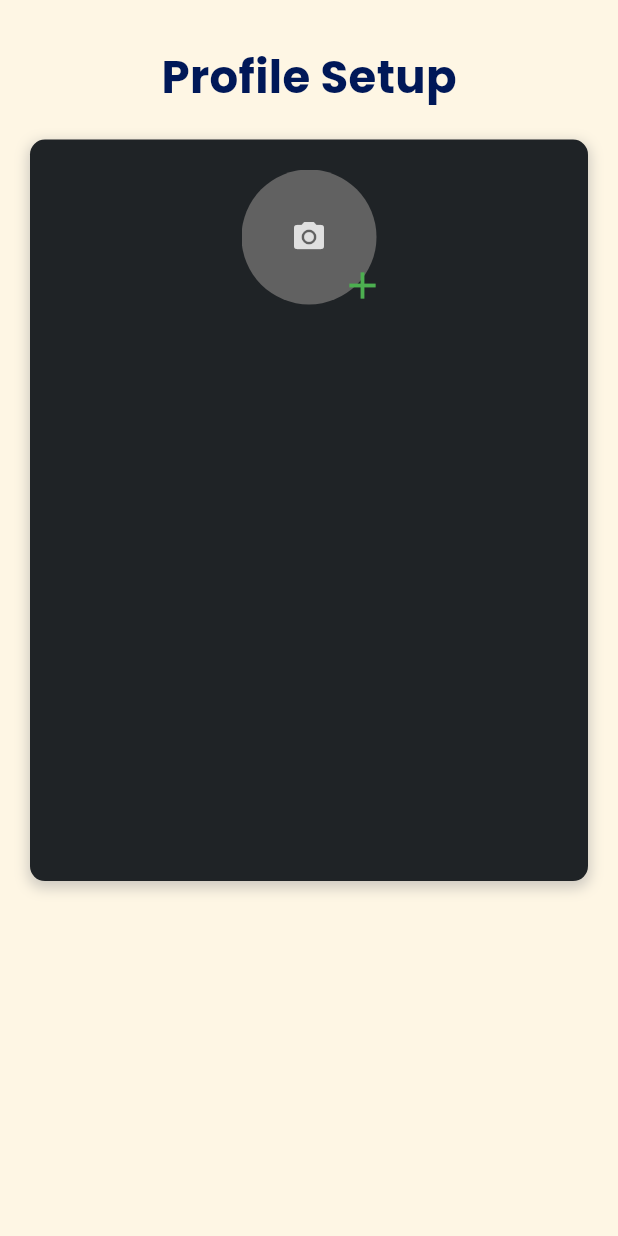
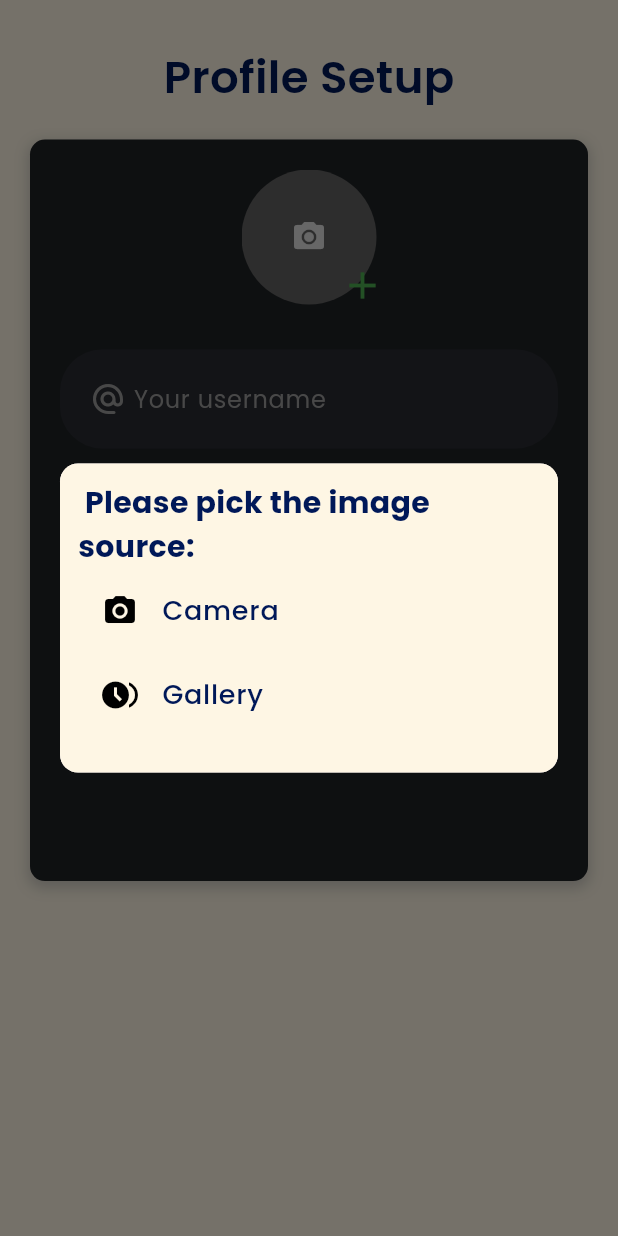
Before and after one commit to 0Armaan025/connectify, a Flutter app: the ProfileSetUpPage screen opened directly, after a tap on the "add" icon, on a phone screen of 412 x 824 dp. Run offline on Flutter 3.47's test engine with Material 3 defaults, Android fonts, the phone set to English and light mode, and no system bars; our stand-ins replace connectivity_plus, google_fonts, hexcolor, image_picker; project files that could hold a hidden picture were left out.

Commit message:
here there where

```diff
--- a/lib/common/utils.dart
+++ b/lib/common/utils.dart
@@ -1,18 +1,50 @@
-// utils / important functions all here :)
+import 'dart:io';
 
+import 'package:connectify/constants/constants.dart';
+import 'package:connectivity_plus/connectivity_plus.dart';
 import 'package:flutter/material.dart';
+import 'package:image_picker/image_picker.dart';
+
+final Connectivity connectivity = Connectivity();
+bool isInternet = false;
 
 void moveScreen(BuildContext context, Widget screen,
     {bool isPushReplacement = false}) {
   if (isPushReplacement) {
-    Navigator.push(
+    Navigator.pushReplacement(
       context,
       MaterialPageRoute(builder: (context) => screen),
     );
   } else {
-    Navigator.pushReplacement(
+    Navigator.push(
       context,
       MaterialPageRoute(builder: (context) => screen),
     );
   }
 }
+
+Future<File?> pickImage(BuildContext context, ImageSource source) async {
+  final ImagePicker picker = ImagePicker();
+  final XFile? pickedImage = await picker.pickImage(source: source);
+
+  if (pickedImage != null) {
+    File image = File(pickedImage.path);
+
+    return image;
+  } else {
+    showSnackBar(context, "Please choose an image!");
+    return null;
+  }
+
+  return null;
+}
+
+// let's just return the image then
+
+void showSnackBar(BuildContext context, String message) {
+  ScaffoldMessenger.of(context).showSnackBar(
+    SnackBar(
+      content: Text(message),
+    ),
+  );
+}
--- /dev/null
+++ b/lib/constants/constants.dart
@@ -0,0 +1,3 @@
+import 'dart:io';
+
+// File? imageFile;
--- a/lib/features/views/profile_set_up/profile_set_up_page.dart
+++ b/lib/features/views/profile_set_up/profile_set_up_page.dart
@@ -1,7 +1,13 @@
+import 'dart:io';
+
+import 'package:connectify/common/utils.dart';
 import 'package:connectify/pallete/pallete.dart';
 import 'package:flutter/material.dart';
 import 'package:google_fonts/google_fonts.dart';
 import 'package:hexcolor/hexcolor.dart';
+import 'package:image_picker/image_picker.dart';
+
+import '../../../constants/constants.dart';
 
 class ProfileSetUpPage extends StatefulWidget {
   const ProfileSetUpPage({super.key});
@@ -11,6 +17,85 @@ class ProfileSetUpPage extends StatefulWidget {
 }
 
 class _ProfileSetUpPageState extends State<ProfileSetUpPage> {
+  File? _imageFile;
+  pickProfileImage(BuildContext context) {
+    final size = MediaQuery.of(context).size;
+
+    showDialog(
+        context: context,
+        builder: (context) {
+          return Dialog(
+            shape: RoundedRectangleBorder(
+                borderRadius: BorderRadius.circular(12.0)),
+            child: Container(
+              decoration: BoxDecoration(
+                color: Pallete().bgColor,
+                borderRadius: BorderRadius.circular(12),
+              ),
+              constraints: BoxConstraints(maxHeight: size.height * 0.25),
+              child: Padding(
+                padding: const EdgeInsets.all(12.0),
+                child: Column(
+                  crossAxisAlignment: CrossAxisAlignment.start,
+                  children: [
+                    Center(
+                      child: Text(
+                        " Please pick the image source:",
+                        style: GoogleFonts.poppins(
+                          color: Pallete().headlineTextColor,
+                          fontSize: 20,
+                          fontWeight: FontWeight.bold,
+                        ),
+                      ),
+                    ),
+                    ListTile(
+                      leading: Icon(
+                        Icons.camera_alt,
+                        color: Colors.black,
+                      ),
+                      title: Text(
+                        "Camera",
+                        style: GoogleFonts.poppins(
+                          color: Pallete().headlineTextColor,
+                          fontSize: 18,
+                          fontWeight: FontWeight.w500,
+                        ),
+                      ),
+                      onTap: () async {
+                        _imageFile =
+                            await pickImage(context, ImageSource.camera);
+                        setState(() {});
+                        Navigator.pop(context);
+                      },
+                    ),
+                    ListTile(
+                      leading: Icon(
+                        Icons.browse_gallery,
+                        color: Colors.black,
+                      ),
+                      title: Text(
+                        "Gallery",
+                        style: GoogleFonts.poppins(
+                          color: Pallete().headlineTextColor,
+                          fontSize: 18,
+                          fontWeight: FontWeight.w500,
+                        ),
+                      ),
+                      onTap: () async {
+                        _imageFile =
+                            await pickImage(context, ImageSource.camera);
+                        setState(() {});
+                        Navigator.pop(context);
+                      },
+                    ),
+                  ],
+                ),
+              ),
+            ),
+          );
+        });
+  }
+
   @override
   Widget build(BuildContext context) {
     final size = MediaQuery.of(context).size;
@@ -32,7 +117,7 @@ class _ProfileSetUpPageState extends State<ProfileSetUpPage> {
                   style: GoogleFonts.poppins(
                     color: Pallete().headlineTextColor,
                     fontSize: 30,
-                    fontWeight: FontWeight.bold,
+                    fontWeight: FontWeight.w600,
                   ),
                 ),
               ),
@@ -67,19 +152,26 @@ class _ProfileSetUpPageState extends State<ProfileSetUpPage> {
                           CircleAvatar(
                             radius: 45,
                             backgroundColor: Colors.grey[700],
-                            child: Center(
-                              child: Icon(
-                                Icons.camera_alt,
-                                color: Colors.grey[300],
-                              ),
-                            ),
+                            child: _imageFile != null
+                                ? null
+                                : Center(
+                                    child: Icon(
+                                      Icons.camera_alt,
+                                      color: Colors.grey[300],
+                                    ),
+                                  ),
+                            backgroundImage: _imageFile != null
+                                ? FileImage(_imageFile!)
+                                : null,
                           ),
                           Positioned(
                             top: size.height * 0.065,
                             right: 0,
                             left: size.width * 0.14,
                             child: IconButton(
-                                onPressed: () {},
+                                onPressed: () {
+                                  pickProfileImage(context);
+                                },
                                 icon: Icon(
                                   Icons.add,
                                   color: Colors.green[500],
@@ -88,6 +180,43 @@ class _ProfileSetUpPageState extends State<ProfileSetUpPage> {
                                 )),
                           ),
                         ],
+                      ),
+                      const SizedBox(
+                        height: 10,
+                      ),
+                      Container(
+                        width: double.infinity,
+                        height: size.height * 0.08,
+                        margin: const EdgeInsets.symmetric(horizontal: 20)
+                            .copyWith(top: 20),
+                        decoration: BoxDecoration(
+                          color: HexColor("#2a2c33"),
+                          borderRadius: BorderRadius.circular(28),
+                        ),
+                        child: Row(
+                          children: [
+                            const SizedBox(width: 20),
+                            Icon(
+                              Icons.alternate_email_rounded,
+                              color: Colors.grey.shade500,
+                            ),
+                            const SizedBox(width: 5),
+                            Expanded(
+                              child: TextField(
+                                style: GoogleFonts.poppins(
+                                  color: Colors.white,
+                                ),
+                                decoration: InputDecoration(
+                                  hintText: "Your username",
+                                  hintStyle: GoogleFonts.poppins(
+                                    color: Colors.grey.shade500,
+                                  ),
+                                  border: InputBorder.none,
+                                ),
+                              ),
+                            ),
+                          ],
+                        ),
                       ),
                     ],
                   ),
--- a/lib/main.dart
+++ b/lib/main.dart
@@ -1,4 +1,4 @@
-import 'package:connectify/features/views/no_internet/no_internet_page.dart';
+import 'package:connectify/features/views/profile_set_up/profile_set_up_page.dart';
 import 'package:flutter/material.dart';
 
 void main() {
@@ -16,7 +16,7 @@ class MyApp extends StatelessWidget {
         colorScheme: ColorScheme.fromSeed(seedColor: Colors.deepPurple),
         useMaterial3: true,
       ),
-      home: const NoInternetPage(),
+      home: const ProfileSetUpPage(),
     );
   }
 }
--- a/pubspec.yaml
+++ b/pubspec.yaml
@@ -40,6 +40,9 @@ dependencies:
   shared_preferences: ^2.2.3
   lottie: ^3.1.3
   connectivity_plus: ^6.1.1
+  camera: ^0.11.0+2
+  path_provider: ^2.1.4
+  path: ^1.9.0
 
 dev_dependencies:
   flutter_test:
```
Also changed, not shown: lib/features/views/no_internet/no_internet_page.dart (+98 -98 lines), pubspec.lock, 2 other files.
